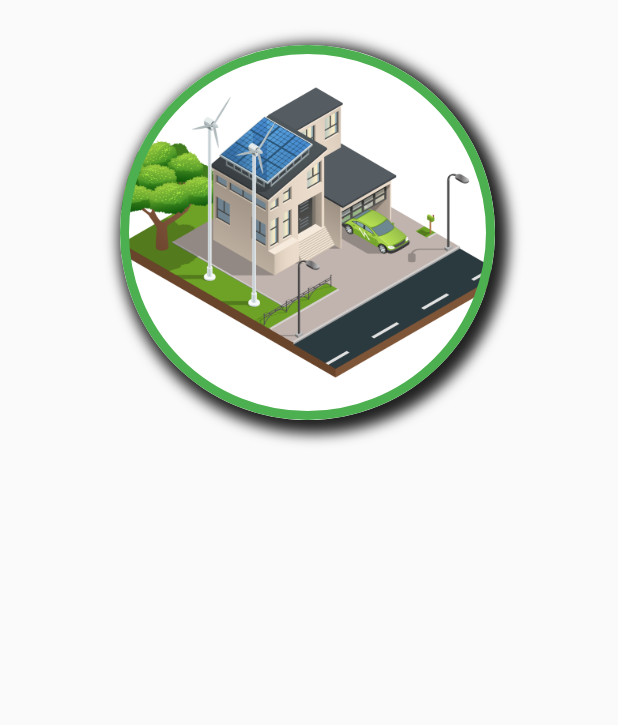
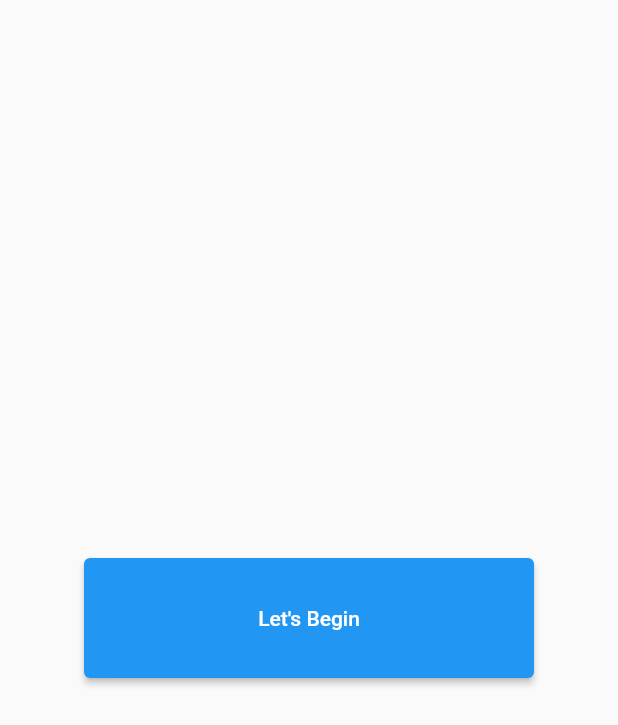
Before and after one commit to moekyawsoe/flutter-programs, a Flutter app: the screen it shows after launch, on a phone screen of 412 x 824 dp. Shown: the top 725 px of the screen. Run offline on Flutter 3.47's test engine with Material 2 defaults, Android fonts, the phone set to English and light mode, and no system bars; our stand-ins replace font_awesome_flutter.

Commit message:
simple button

```diff
--- a/flutter_programs/lib/Dashboard.dart
+++ b/flutter_programs/lib/Dashboard.dart
@@ -9,27 +9,14 @@ class Dashboard extends StatelessWidget {
   @override
   Widget build(BuildContext context) {
     return Scaffold(
-      body: Container(
-        width: 350.0,
-        height: 250.0,
-        padding: const EdgeInsets.all(30.0),
-        margin: const EdgeInsets.all(30.0),
-        alignment: Alignment.center,
-        decoration: BoxDecoration(
-            color: Colors.blueGrey,
-            // borderRadius: BorderRadius.circular(10.0),
-            border: Border.all(color: Colors.green, width: 6.0),
-            shape: BoxShape.circle,
-            image: const DecorationImage(image: AssetImage("images/16623.jpg")),
-            boxShadow: [
-              BoxShadow(
-                color: Colors.grey.shade900,
-                blurRadius: 7,
-                spreadRadius: 5,
-                offset: const Offset(4, 4),
-              )
-            ]),
+        body: Center(
+      child: ElevatedButton(
+        onPressed: () {},
+        style: ElevatedButton.styleFrom(
+            padding: const EdgeInsets.all(20.0),
+            fixedSize: const Size(300, 80)),
+        child: const Text("Let's Begin"),
       ),
-    );
+    ));
   }
 }
```
